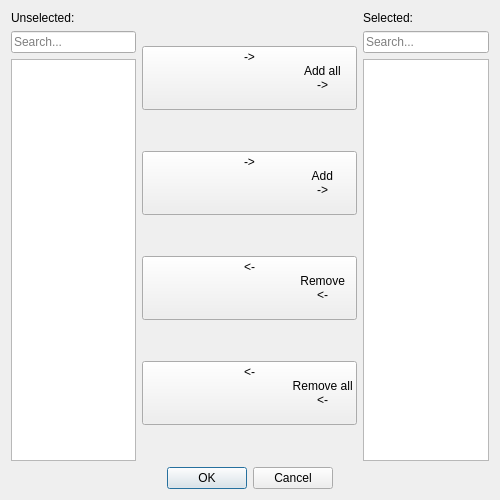
cca2878/autobox, file ui_parts/select_units.ui: the form before one commit.
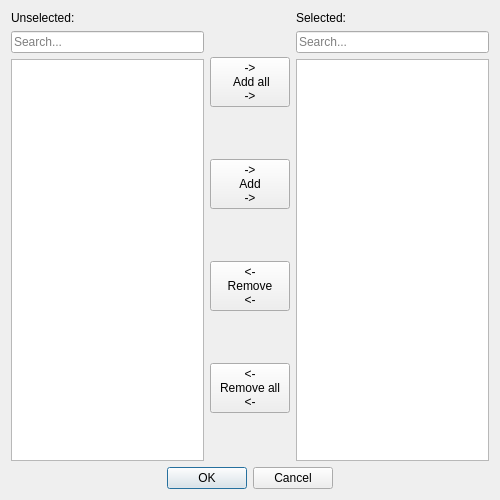
The form after the commit.

```diff
--- a/ui_parts/select_units.ui
+++ b/ui_parts/select_units.ui
@@ -59,9 +59,8 @@
                                 <widget class="QPushButton" name="btnSAll">
                                     <property name="text">
                                         <string>-&gt;
-                                            Add all
-                                            -&gt;
-                                        </string>
+ Add all
+-&gt;</string>
                                     </property>
                                 </widget>
                             </item>
@@ -69,9 +68,8 @@
                                 <widget class="QPushButton" name="btnS">
                                     <property name="text">
                                         <string>-&gt;
-                                            Add
-                                            -&gt;
-                                        </string>
+Add
+-&gt;</string>
                                     </property>
                                 </widget>
                             </item>
@@ -79,9 +77,8 @@
                                 <widget class="QPushButton" name="btnUnS">
                                     <property name="text">
                                         <string>&lt;-
-                                            Remove
-                                            &lt;-
-                                        </string>
+Remove
+&lt;-</string>
                                     </property>
                                 </widget>
                             </item>
@@ -89,9 +86,8 @@
                                 <widget class="QPushButton" name="btnUnSAll">
                                     <property name="text">
                                         <string>&lt;-
-                                            Remove all
-                                            &lt;-
-                                        </string>
+Remove all
+&lt;-</string>
                                     </property>
                                 </widget>
                             </item>
```
Lines whose indentation alone changed are shown as unchanged.
